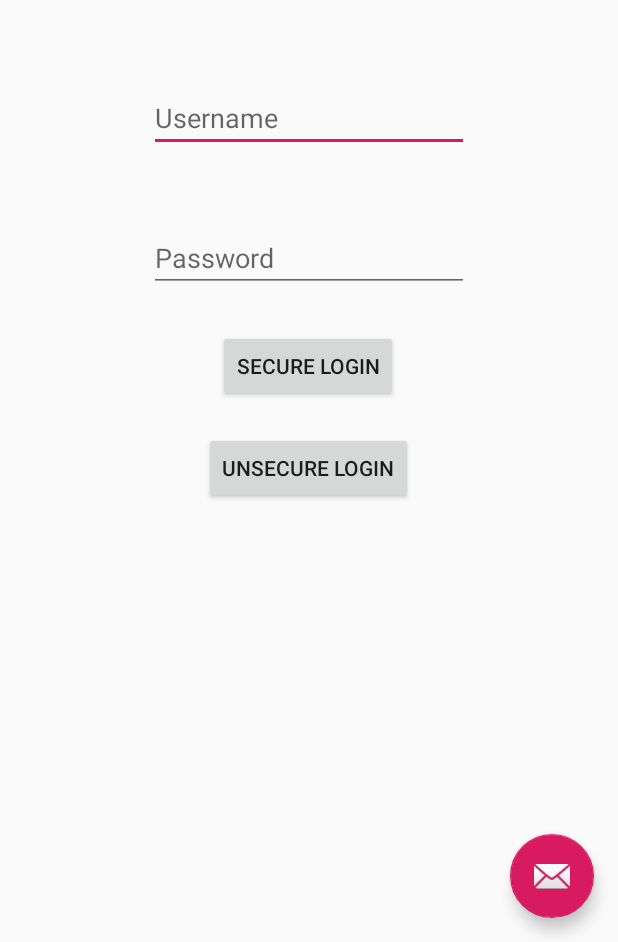
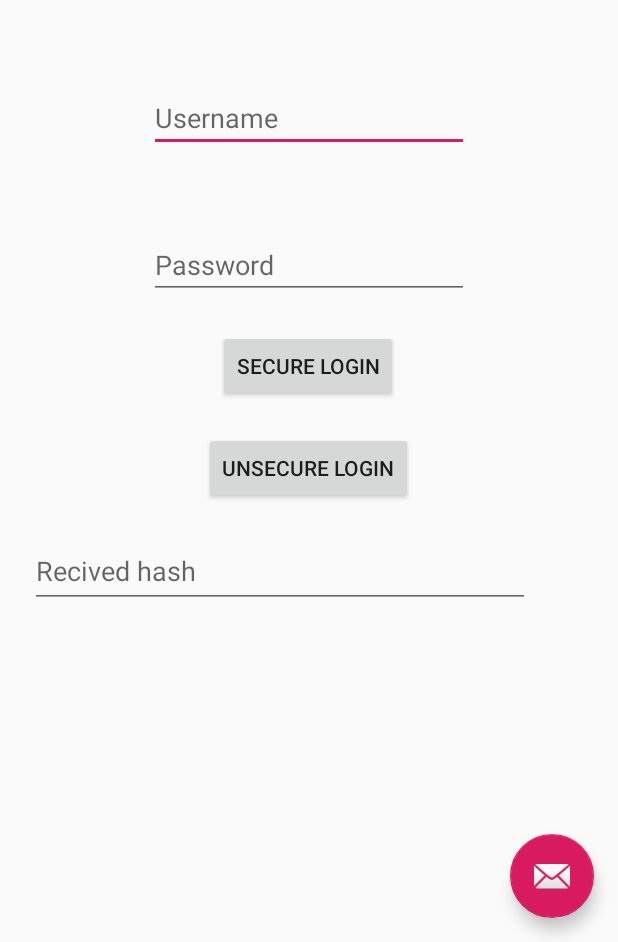
Before and after one commit to choringa/NAFAA_pub, an Android app: the screen it shows after launch (MainActivity), after a tap on "SECURE LOGIN", on a phone screen of 412 x 824 dp, the part 294-1236 px from its top. Run offline under Robolectric (Android 15) with nearby library versions, the phone set to English and light mode, and no system bars.

Commit message:
HASH edit text feature. Funcion que permite ver el hash del certificado entrante en caso de que falle con la verificacion del que esta pineado. Lo muestra en el Main de la aplicacion como un edit text

```diff
--- a/app/src/main/java/com/indi/nafaa/MainActivity.java
+++ b/app/src/main/java/com/indi/nafaa/MainActivity.java
@@ -70,6 +70,11 @@ public class MainActivity extends AppCompatActivity {
         Toast.makeText(this, response, Toast.LENGTH_LONG).show();
     }
 
+    public void setHash(String hash){
+        EditText etHash = findViewById(R.id.et_hash);
+        etHash.setText(hash);
+    }
+
     @Override
     public boolean onCreateOptionsMenu(Menu menu) {
         // Inflate the menu; this adds items to the action bar if it is present.
--- a/app/src/main/java/com/indi/nafaa/RequestAsyncTask.java
+++ b/app/src/main/java/com/indi/nafaa/RequestAsyncTask.java
@@ -30,6 +30,14 @@ public class RequestAsyncTask extends AsyncTask<Object, Void, String> {
     protected void onPostExecute(String response) {
         super.onPostExecute(response);
         Log.i(TAG, "POST Response----------->" + response);
-        mainActivity.handleResponse(response);
+        if(response.contains(":hash:")){
+            String [] respArray = response.split(":");
+            Log.i(TAG, respArray.length + "");
+            if(respArray.length > 2)
+                mainActivity.setHash(respArray[2]);
+            mainActivity.handleResponse(respArray[0]);
+        }
+        else
+            mainActivity.handleResponse(response);
     }
 }
--- a/app/src/main/java/com/indi/nafaa/Utils.java
+++ b/app/src/main/java/com/indi/nafaa/Utils.java
@@ -30,11 +30,14 @@ public class Utils {
     public static final String LOGIN_SERVICE = "login";
     public static final MediaType JSON = MediaType.get("application/json; charset=utf-8");
     private static final String TAG = "Utils";
-    private static final String BASE_URL = "https://192.168.0.115:5000/";
+    //private static final String BASE_URL = "https://192.168.0.10:5000/";
+    private static final String BASE_URL = "https://34.196.140.186:5000/";
     private OkHttpClient clientSecure;
     private OkHttpClient clientUnsecure;
+    private String hash;
 
     public Utils(){
+        hash = "";
         ConstructSecureClient();
         ConstructUnsecureClient();
     }
@@ -75,13 +78,12 @@ public class Utils {
             // Create an ssl socket factory with our all-trusting manager
             final SSLSocketFactory sslSocketFactory = sslContext.getSocketFactory();
             OkHttpClient.Builder builder = new OkHttpClient.Builder();
-            //Comentar la siguiente linea para deshabilitar el checkeo manual y que se haga directo por el de okhttp3
             builder.sslSocketFactory(sslSocketFactory, (X509TrustManager)trustPinCert[0]);
             builder.hostnameVerifier(unsecureVerifier());
             clientUnsecure = builder.build();
         }
         catch (Exception e){
-            Log.e(TAG, "Created without cert pin..." + e.getLocalizedMessage());
+            Log.e(TAG, "Creating default client." + e.getLocalizedMessage());
             clientUnsecure = new OkHttpClient();
         }
     }
@@ -98,6 +100,7 @@ public class Utils {
                     md.update(publicKey,0,publicKey.length);
                     String pin = Base64.encodeToString(md.digest(), Base64.NO_WRAP);
                     Log.i(TAG,"2 >> PIN------------->" + pin);
+                    hash = pin;
                     String pinned = clientSecure.certificatePinner().getPins().toArray()[0].toString();
                     Log.i(TAG,"3 >> Pinned---------->" + pinned);
                     return pinned.contains(pin);
@@ -166,7 +169,7 @@ public class Utils {
             }
             catch (IOException e){
                 Log.e(TAG, "Error --> " + e.getLocalizedMessage() + e.getMessage());
-                return "Connection Error";
+                return "Connection Error" + ":hash:" + hash;
             }
         }
         else{
--- a/app/src/main/res/layout/content_main.xml
+++ b/app/src/main/res/layout/content_main.xml
@@ -65,11 +65,26 @@
         android:ems="10"
         android:hint="@string/password_hint"
         android:inputType="textPassword"
-        app:layout_constraintBottom_toTopOf="@+id/btnSecret"
+        app:layout_constraintBottom_toTopOf="@+id/btnSecureLogin"
         app:layout_constraintEnd_toEndOf="parent"
         app:layout_constraintHorizontal_bias="0.0"
         app:layout_constraintStart_toStartOf="parent"
         app:layout_constraintTop_toBottomOf="@+id/et_main_username"
         app:layout_constraintVertical_bias="0.187" />
 
+    <EditText
+        android:id="@+id/et_hash"
+        android:layout_width="333dp"
+        android:layout_height="49dp"
+        android:layout_marginStart="99dp"
+        android:layout_marginTop="356dp"
+        android:layout_marginEnd="99dp"
+        android:ems="10"
+        android:hint="Recived hash"
+        android:inputType="textPersonName"
+        app:layout_constraintEnd_toEndOf="parent"
+        app:layout_constraintHorizontal_bias="0.666"
+        app:layout_constraintStart_toStartOf="parent"
+        app:layout_constraintTop_toBottomOf="@+id/textView" />
+
 </androidx.constraintlayout.widget.ConstraintLayout>
```
